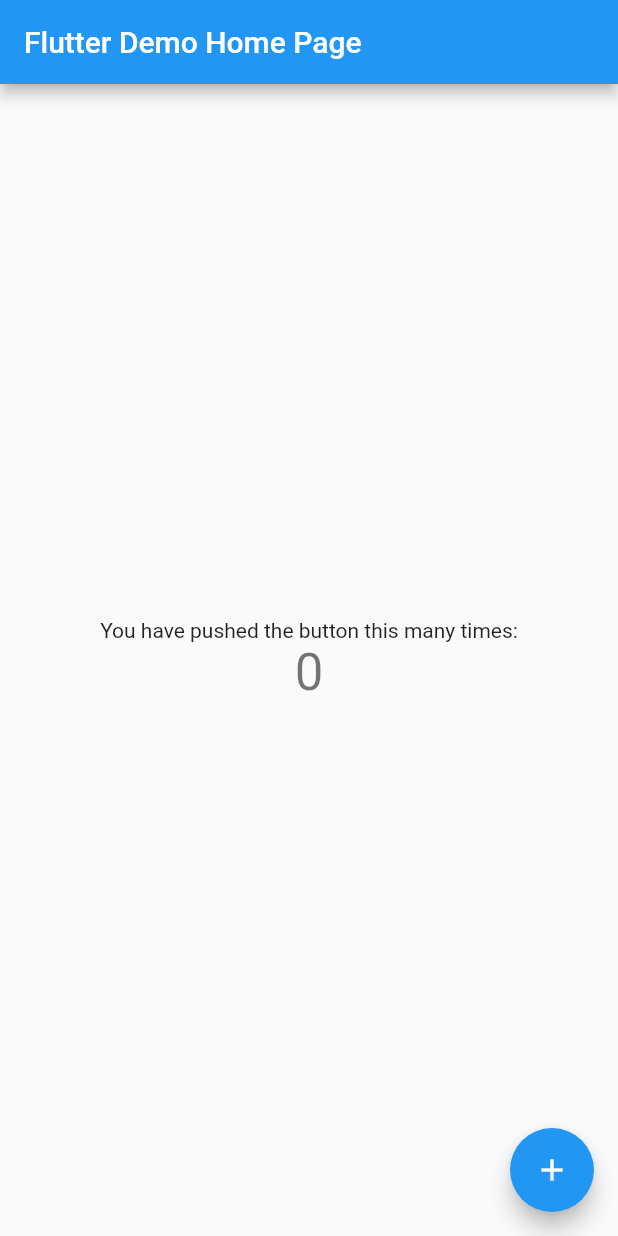
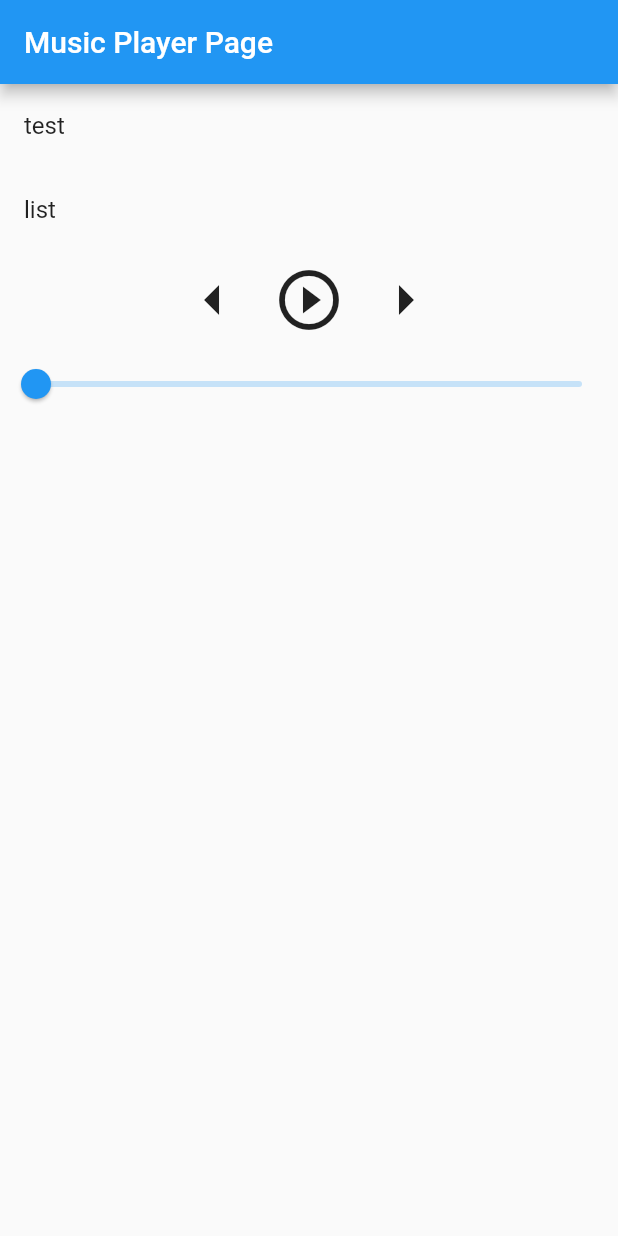
Before and after one commit to RyanLowry/flutter-projects, a Flutter app: the screen it shows after launch, on a phone screen of 412 x 824 dp. Run offline on Flutter 3.47's test engine with Material 2 defaults, Android fonts, the phone set to English and light mode, and no system bars; our stand-ins replace audioplayers.

Commit message:
Setup initial layout  for music player.

```diff
--- a/audio_player_app/audio_player_app/lib/main.dart
+++ b/audio_player_app/audio_player_app/lib/main.dart
@@ -3,39 +3,20 @@
 void main() => runApp(MyApp());
 
 class MyApp extends StatelessWidget {
-  // This widget is the root of your application.
   @override
   Widget build(BuildContext context) {
     return MaterialApp(
-      title: 'Flutter Demo',
+      title: 'Music Player',
       theme: ThemeData(
-        // This is the theme of your application.
-        //
-        // Try running your application with "flutter run". You'll see the
-        // application has a blue toolbar. Then, without quitting the app, try
-        // changing the primarySwatch below to Colors.green and then invoke
-        // "hot reload" (press "r" in the console where you ran "flutter run",
-        // or simply save your changes to "hot reload" in a Flutter IDE).
-        // Notice that the counter didn't reset back to zero; the application
-        // is not restarted.
         primarySwatch: Colors.blue,
       ),
-      home: MyHomePage(title: 'Flutter Demo Home Page'),
+      home: MyHomePage(title: 'Music Player Page'),
     );
   }
 }
 
 class MyHomePage extends StatefulWidget {
   MyHomePage({Key key, this.title}) : super(key: key);
-
-  // This widget is the home page of your application. It is stateful, meaning
-  // that it has a State object (defined below) that contains fields that affect
-  // how it looks.
-
-  // This class is the configuration for the state. It holds the values (in this
-  // case the title) provided by the parent (in this case the App widget) and
-  // used by the build method of the State. Fields in a Widget subclass are
-  // always marked "final".
 
   final String title;
 
@@ -44,68 +25,127 @@
 }
 
 class _MyHomePageState extends State<MyHomePage> {
-  int _counter = 0;
-
-  void _incrementCounter() {
-    setState(() {
-      // This call to setState tells the Flutter framework that something has
-      // changed in this State, which causes it to rerun the build method below
-      // so that the display can reflect the updated values. If we changed
-      // _counter without calling setState(), then the build method would not be
-      // called again, and so nothing would appear to happen.
-      _counter++;
-    });
-  }
 
   @override
   Widget build(BuildContext context) {
-    // This method is rerun every time setState is called, for instance as done
-    // by the _incrementCounter method above.
-    //
-    // The Flutter framework has been optimized to make rerunning build methods
-    // fast, so that you can just rebuild anything that needs updating rather
-    // than having to individually change instances of widgets.
     return Scaffold(
       appBar: AppBar(
-        // Here we take the value from the MyHomePage object that was created by
-        // the App.build method, and use it to set our appbar title.
         title: Text(widget.title),
       ),
-      body: Center(
-        // Center is a layout widget. It takes a single child and positions it
-        // in the middle of the parent.
-        child: Column(
-          // Column is also a layout widget. It takes a list of children and
-          // arranges them vertically. By default, it sizes itself to fit its
-          // children horizontally, and tries to be as tall as its parent.
-          //
-          // Invoke "debug painting" (press "p" in the console, choose the
-          // "Toggle Debug Paint" action from the Flutter Inspector in Android
-          // Studio, or the "Toggle Debug Paint" command in Visual Studio Code)
-          // to see the wireframe for each widget.
-          //
-          // Column has various properties to control how it sizes itself and
-          // how it positions its children. Here we use mainAxisAlignment to
-          // center the children vertically; the main axis here is the vertical
-          // axis because Columns are vertical (the cross axis would be
-          // horizontal).
-          mainAxisAlignment: MainAxisAlignment.center,
+      body: Column(
+        crossAxisAlignment: CrossAxisAlignment.start,
+        mainAxisAlignment: MainAxisAlignment.start,
+        children: <Widget>[
+          MusicListWidget(),
+          MusicPlayerWidget(),
+          MusicTimerWidget(),
+        ],
+      ),
+    );
+  }
+}
+
+class MusicListWidget extends StatefulWidget{
+  MusicListWidget({Key key,}) : super(key : key);
+
+  @override
+  _MusicListWidgetState createState() => _MusicListWidgetState();
+}
+class _MusicListWidgetState extends State<MusicListWidget>{
+  @override
+  Widget build(BuildContext context) {
+    return Column(
+      children: <Widget>[
+        ListView(
+          shrinkWrap: true,
           children: <Widget>[
-            Text(
-              'You have pushed the button this many times:',
+            ListTile(
+              title:Text("test"),
+              onTap: (){
+
+              },
             ),
-            Text(
-              '$_counter',
-              style: Theme.of(context).textTheme.display1,
+            ListTile(
+              title:Text("list"),
+              onTap: (){
+
+              },
             ),
           ],
         ),
-      ),
-      floatingActionButton: FloatingActionButton(
-        onPressed: _incrementCounter,
-        tooltip: 'Increment',
-        child: Icon(Icons.add),
-      ), // This trailing comma makes auto-formatting nicer for build methods.
+
+      ],
     );
   }
+
 }
+
+class MusicPlayerWidget extends StatefulWidget{
+  MusicPlayerWidget({Key key,}) : super(key : key);
+
+  _MusicPlayerWidgetState createState() => _MusicPlayerWidgetState();
+
+}
+
+class _MusicPlayerWidgetState extends State<MusicPlayerWidget>{
+
+  @override
+  Widget build(BuildContext context) {
+    return Row(
+      mainAxisAlignment: MainAxisAlignment.center,
+      children: <Widget>[
+        IconButton(
+          icon:Icon(Icons.arrow_left),
+          iconSize: 48,
+          onPressed: (){
+
+          },
+        ),
+        IconButton(
+          icon:Icon(Icons.play_circle_outline),
+          iconSize: 48,
+          onPressed: (){
+
+          },
+        ),
+        IconButton(
+          icon:Icon(Icons.arrow_right),
+          iconSize: 48,
+          onPressed: (){
+
+          },
+        ),
+      ],
+    );
+  }
+
+}
+
+class MusicTimerWidget extends StatefulWidget{
+  MusicTimerWidget({Key key,}) : super(key : key);
+
+  _MusicTimerWidgetState createState() => _MusicTimerWidgetState();
+
+}
+
+class _MusicTimerWidgetState extends State<MusicTimerWidget>{
+  double _value = 0;
+  @override
+  Widget build(BuildContext context) {
+    return Container(
+      child:
+      Slider(
+        min:0,
+        max:1,
+        value:_value,
+        onChanged: (value){
+          setState(() {
+            _value = value;
+          });
+
+        },
+      ),
+    );
+  }
+
+}
--- a/audio_player_app/audio_player_app/pubspec.yaml
+++ b/audio_player_app/audio_player_app/pubspec.yaml
@@ -19,6 +19,7 @@
 dependencies:
   flutter:
     sdk: flutter
+  audioplayers: ^0.13.2
   # The following adds the Cupertino Icons font to your application.
   # Use with the CupertinoIcons class for iOS style icons.
   cupertino_icons: ^0.1.2
```
Also changed, not shown: audio_player_app/audio_player_app/pubspec.lock.
